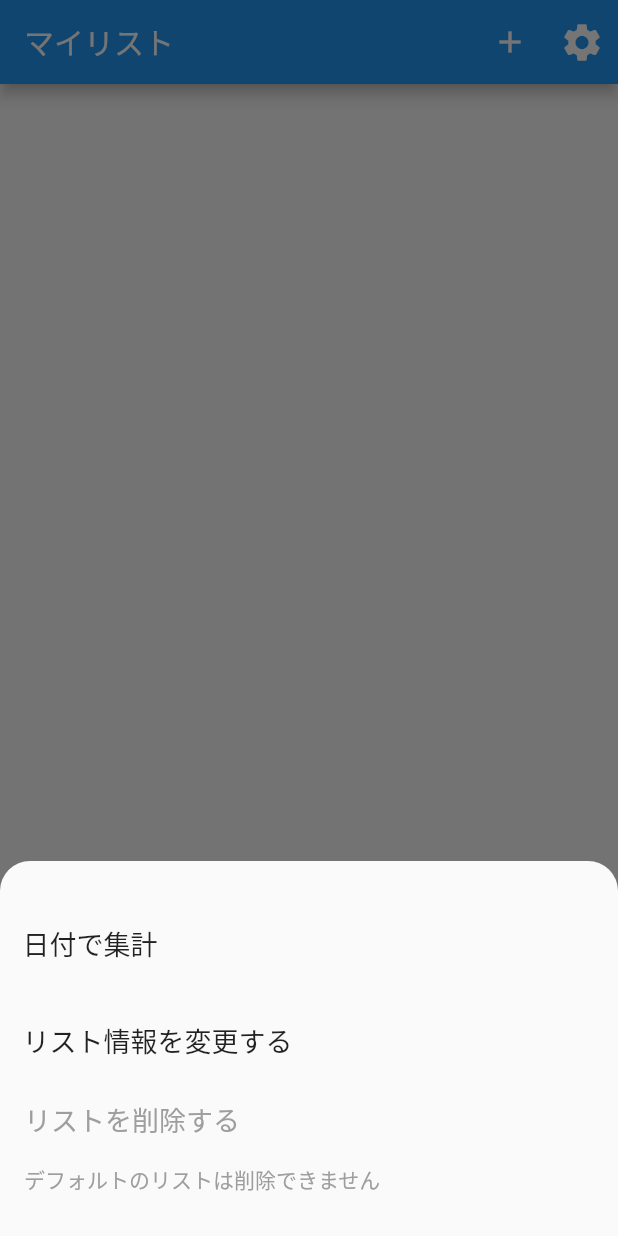
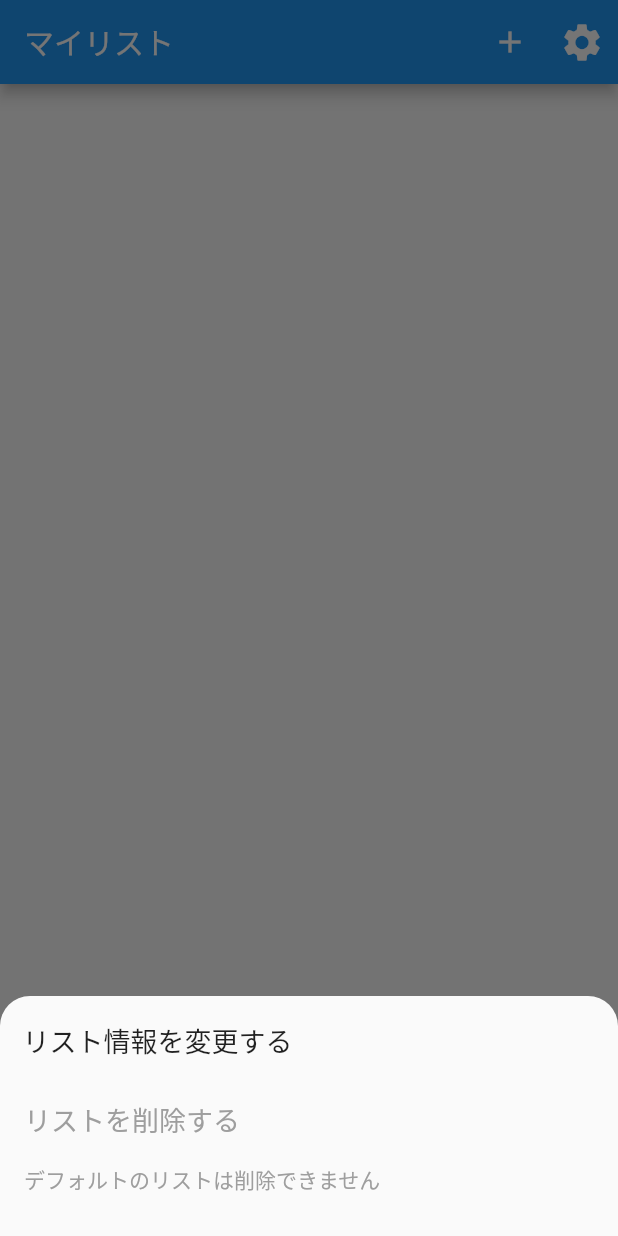
Before and after one commit to matsukawa06/shoppinglist, a Flutter app: the screen it shows after launch, after a tap on the "keyboard control" icon, on a phone screen of 412 x 824 dp. Run offline on Flutter 3.47's test engine with Material 2 defaults, Android fonts, the phone set to English and light mode, and no system bars; our stand-ins replace flutter_colorpicker, flutter_riverpod, google_mobile_ads, in_app_review, package_info_plus, share_plus and 2 more; accounts and stored records are empty.

Commit message:
集計表示を一旦削除

```diff
--- a/lib/presentation/ui/home_page/menulist_icon.dart
+++ b/lib/presentation/ui/home_page/menulist_icon.dart
@@ -31,7 +31,7 @@ class MenuListIcon extends ConsumerWidget {
               child: Column(
                 children: const [
                   // 日付別集計
-                  Shukei(),
+                  // Shukei(),
                   // リスト更新
                   ListUpdate(),
                   // リスト削除
```
Also changed, not shown: pubspec.lock, 2 other files.
